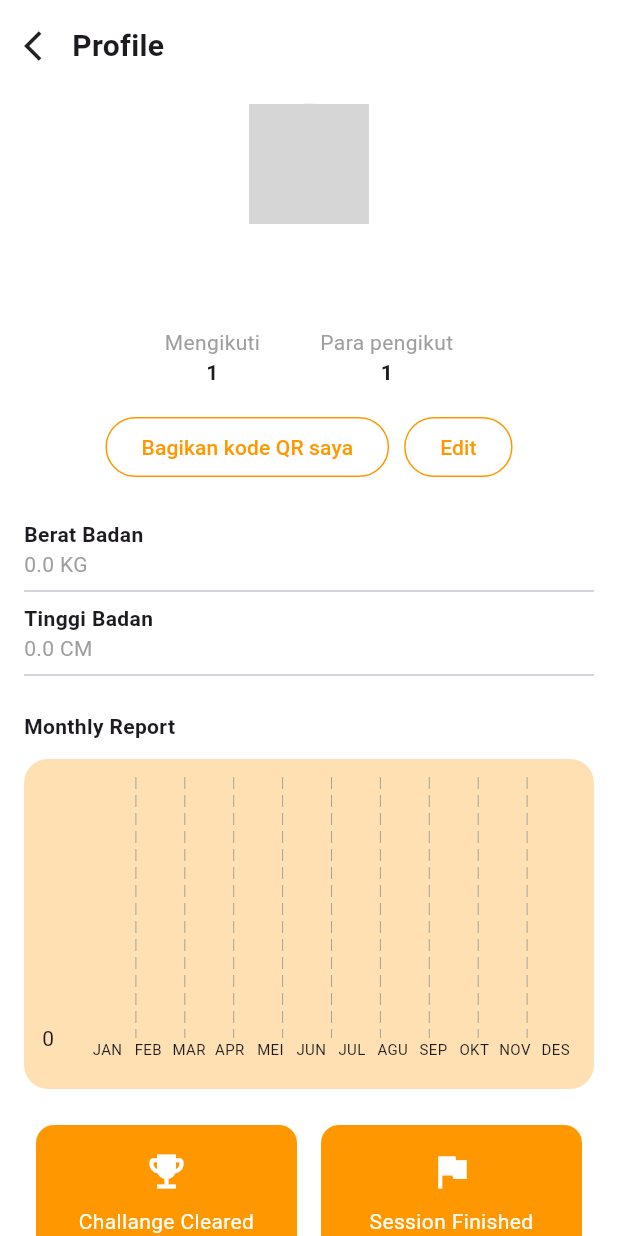
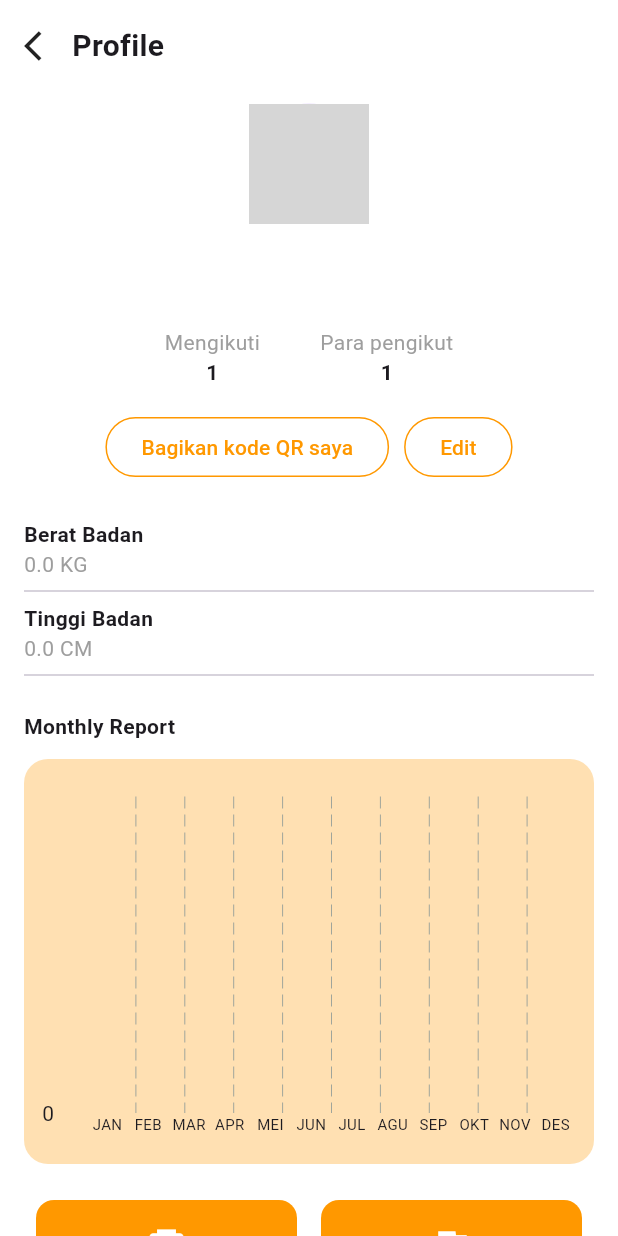
Before and after one commit to Wildanzulfikar/Project-LariYuk, a Flutter app: the ProfilePage screen opened directly, on a phone screen of 412 x 824 dp. Run offline on Flutter 3.47's test engine with Material 3 defaults, Android fonts, the phone set to English and light mode, and no system bars; drawn by our look-alikes of fl_chart; our stand-ins replace cloud_firestore, firebase_auth, firebase_core, flutter_map, geocoding, geolocator and 3 more; accounts and stored records are empty; network calls fail; grey boxes are pictures that could not be loaded.

Commit message:
benerin padding

```diff
--- a/lib/pages/ProfilePage.dart
+++ b/lib/pages/ProfilePage.dart
@@ -244,8 +244,8 @@ class _ProfilePageState extends State<ProfilePage> {
 
               // Chart
               Container(
-                height: 220,
-                padding: const EdgeInsets.all(12),
+                height: 270,
+                padding: const EdgeInsets.only(top: 25, left: 12, right: 12, bottom: 12),
                 decoration: BoxDecoration(
                   color: Colors.orange.shade100,
                   borderRadius: BorderRadius.circular(16),
```
